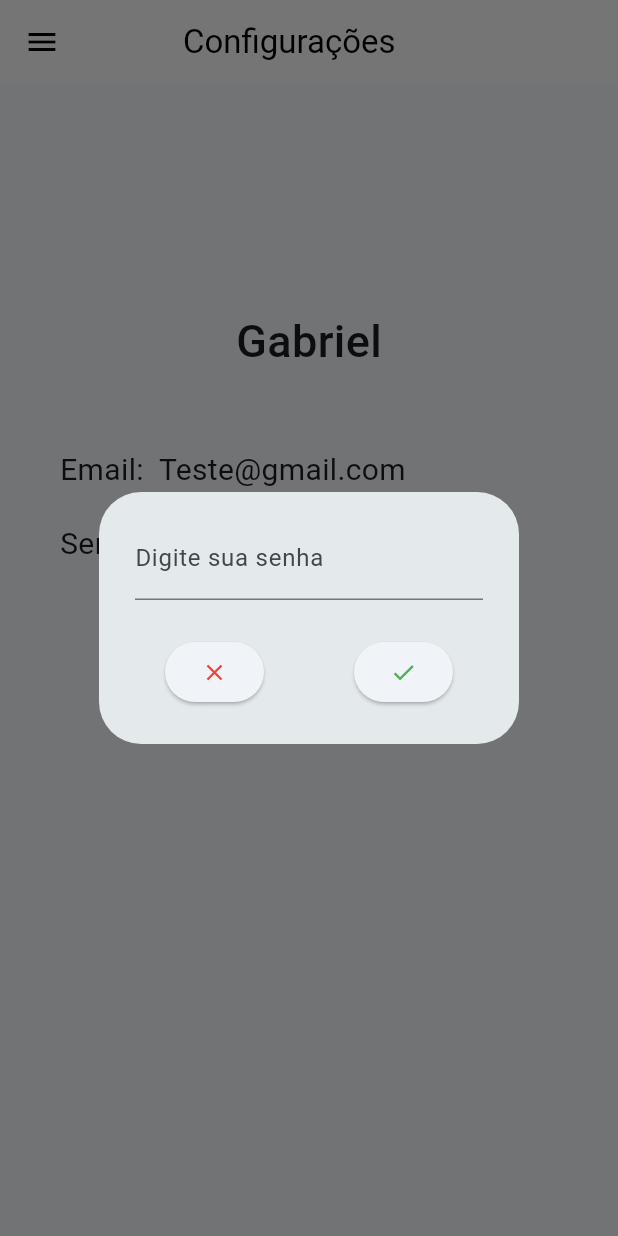
After one commit to GabrielVinicius7/Task, a Flutter app: the Config screen opened by its route, after a tap on the "edit" icon, on a phone screen of 412 x 824 dp. The commit adds this screen. Run offline on Flutter 3.47's test engine with Material 3 defaults, Android fonts, the phone set to English and light mode, and no system bars; our stand-ins replace fluttertoast.

Commit message:
ultimas telas e componentes do front e algumas requisições já feitas

```diff
--- a/lib/components/custom_drawer.dart
+++ b/lib/components/custom_drawer.dart
@@ -20,10 +20,10 @@ Drawer customdrawer(context) {
           ),
            ListTile(
             onTap:(){
-              Navigator.pushNamed(context,"/");
+              Navigator.pushNamed(context,"/config");
             },
             leading:const Icon(Icons.settings),
-            title:const Text('Confirações'),
+            title:const Text('Configurações'),
           )
           ],
         ),
--- /dev/null
+++ b/lib/components/custom_popup_config.dart
@@ -0,0 +1,54 @@
+import 'package:flutter/material.dart';
+import 'custom_drawer_config_newpass.dart';
+
+TextEditingController senhaAtual = TextEditingController();
+
+AlertDialog customDialog(context) {
+  return AlertDialog(
+    content: SingleChildScrollView(
+      child: Column(
+        children: [
+          TextField(
+            decoration: const InputDecoration(
+              labelText: 'Digite sua senha ',
+            ),
+            controller: senhaAtual,
+          ),
+        ],
+      ),
+    ),
+    actions: [
+      Row(
+        mainAxisAlignment: MainAxisAlignment.center,
+        children: [
+          ElevatedButton(
+            onPressed: () {
+              Navigator.of(context).pop();
+            },
+            //Navigator.pushNamed(context,"/home");
+            child: const Icon(
+              Icons.close,
+              color: Colors.red,
+            ),
+          ),
+          const SizedBox(width: 60),
+          ElevatedButton(
+            onPressed: () {
+              if (senhaAtual.text == "123") {
+                Navigator.pop(context);
+                showDialog(
+                    context: context,
+                    builder: (_) => customDialogPass(context));
+                    senhaAtual.clear();
+              }
+            },
+            child: const Icon(
+              Icons.check,
+              color: Colors.green,
+            ),
+          ),
+        ],
+      )
+    ],
+  );
+}
--- a/lib/components/custom_popup_view_home.dart
+++ b/lib/components/custom_popup_view_home.dart
@@ -19,7 +19,7 @@ AlertDialog customPopUp(context, index) {
           ),
           const SizedBox(height:10),
           Text(
-            "${ligacoes[index].empresa}  /  ${ligacoes[index].nome}",
+            "${ligacoes[index - 1].empresa}  /  ${ligacoes[index - 1].nome}",
           ),
           const SizedBox(height:20),
           const Text(
--- a/lib/main.dart
+++ b/lib/main.dart
@@ -1,13 +1,12 @@
-import 'package:erpecommerce/shared/http_teste.dart';
 import 'package:erpecommerce/views/auth/login.dart';
 import 'package:erpecommerce/views/auth/register.dart';
+import 'package:erpecommerce/views/dashboard/config.dart';
 import 'package:erpecommerce/views/dashboard/home.dart';
 import 'package:erpecommerce/views/dashboard/notespage.dart';
 import 'package:flutter/material.dart';
 
 void main() {
   runApp(const MyApp());
-  test_http();
 }
 
 class MyApp extends StatelessWidget {
@@ -44,6 +43,7 @@ class MyApp extends StatelessWidget {
         "/register": (context) => const Register(),
         "/home": (context) => const Home(),
         "/notespage": (context) => const NotesPage(),
+        "/config": (context) => const Config(),
       },
     );
   }
--- /dev/null
+++ b/lib/views/dashboard/config.dart
@@ -0,0 +1,111 @@
+import 'package:erpecommerce/components/custom_drawer.dart';
+import 'package:erpecommerce/components/custom_popup_config.dart';
+import 'package:flutter/material.dart';
+
+class Config extends StatelessWidget {
+  const Config({super.key});
+
+  @override
+  Widget build(BuildContext context) {
+    return Scaffold(
+      drawer: customdrawer(context),
+      appBar: AppBar(
+        iconTheme: const IconThemeData(
+          color: Colors.black,
+        ),
+        title: const Row(
+          children: [
+            SizedBox(width: 50),
+            Text(
+              'Configurações',
+              style: TextStyle(color: Colors.black),
+            ),
+          ],
+        ),
+        backgroundColor: Colors.white,
+      ),
+      body: Padding(
+        padding: const EdgeInsets.only(top: 150),
+        child: Align(
+          alignment: Alignment.topLeft,
+          child: Column(
+            mainAxisSize: MainAxisSize.min,
+            children: [
+              const Text(
+                "Gabriel",
+                style: TextStyle(fontSize: 30, fontWeight: FontWeight.w500),
+              ),
+              const SizedBox(height: 50),
+              Align(
+                alignment: Alignment.centerLeft,
+                child: Padding(
+                  padding: const EdgeInsets.only(left: 20),
+                  child: Column(
+                    children: [
+                      const Row(
+                        children: [
+                          SizedBox(width: 20),
+                          Text(
+                            "Email:",
+                            style: TextStyle(
+                              fontSize: 20,
+                              fontWeight: FontWeight.w400,
+                            ),
+                          ),
+                          SizedBox(width: 10),
+                          Text(
+                            "Teste@gmail.com",
+                            style: TextStyle(
+                              fontSize: 20,
+                            ),
+                          )
+                        ],
+                      ),
+                      const SizedBox(height: 20),
+                      Row(
+                        children: [
+                          const SizedBox(width: 20),
+                          const Text(
+                            "Senha:",
+                            style: TextStyle(
+                              fontSize: 20,
+                              fontWeight: FontWeight.w400,
+                            ),
+                          ),
+                          const SizedBox(width: 10),
+                          const Text(
+                            "*************",
+                            style: TextStyle(
+                              fontSize: 20,
+                            ),
+                          ),
+                          const SizedBox(width: 40),
+                          GestureDetector(
+                            onTap: () => showDialog(
+                              context: context,
+                              builder: (_) => customDialog(context),
+                            ),
+                            child: const CircleAvatar(
+                              radius: 14, // Define o tamanho do botão
+                              backgroundColor:
+                                  Colors.black, // Cor de fundo do botão
+                              child: Icon(
+                                Icons.edit, // Ícone do botão
+                                color: Colors.white, // Cor do ícone
+                                size: 16,
+                              ),
+                            ),
+                          ),
+                        ],
+                      ),
+                    ],
+                  ),
+                ),
+              ),
+            ],
+          ),
+        ),
+      ),
+    );
+  }
+}
--- a/pubspec.yaml
+++ b/pubspec.yaml
@@ -37,6 +37,9 @@ dependencies:
   cupertino_icons: ^1.0.2
   http: ^1.1.0
   json_annotation: ^4.9.0
+  fluttertoast: ^8.2.5
+  build_runner: ^2.4.9
+  json_serializable: ^6.8.0
 
 dev_dependencies:
   flutter_test:
```
Also changed, not shown: lib/components/custom_drawer_config_newpass.dart (added, +51 -0 lines), lib/components/custom_popup_home.dart (+33 -18 lines), lib/shared/entities/api_response_entity.dart (added, +16 -0 lines), lib/shared/http_service.dart (+16 -6 lines), lib/shared/http_teste.dart (deleted, +0 -32 lines), lib/views/auth/login.dart (+33 -6 lines), lib/views/auth/login_token.dart (added, +15 -0 lines), lib/views/auth/register.dart (+42 -9 lines), lib/views/dashboard/entities/call.dart (added, +23 -0 lines), lib/views/dashboard/home.dart (+131 -108 lines), lib/shared/entities/api_response_entity.g.dart (added), lib/views/auth/login_token.g.dart (added), lib/views/dashboard/entities/call.g.dart (added), pubspec.lock.
